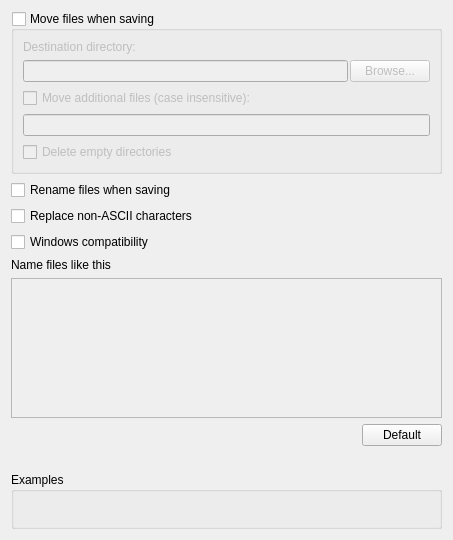
Before: the Qt Designer form ui/options_renaming.ui in metabrainz/picard, drawn with Qt 5.
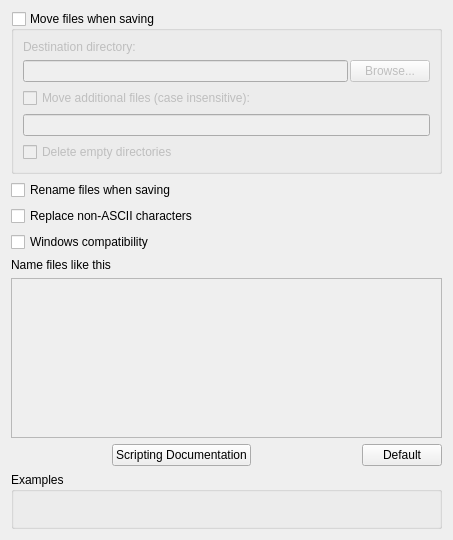
After: the same form once the commit is applied. Custom widgets are drawn as their Qt base class.

Commit message: PICARD-2158: Use Scripting Documentation dialog in renaming options

```diff
--- a/ui/options_renaming.ui
+++ b/ui/options_renaming.ui
@@ -19,7 +19,7 @@
     <verstretch>0</verstretch>
    </sizepolicy>
   </property>
-  <layout class="QVBoxLayout" name="verticalLayout_5" stretch="0,0,0,0,0,0,0,0,0">
+  <layout class="QVBoxLayout" name="verticalLayout_5" stretch="0,0,0,0,0,0,0,0">
    <item>
     <widget class="QGroupBox" name="move_files">
      <property name="title">
@@ -166,6 +166,39 @@
      <property name="spacing">
       <number>2</number>
      </property>
+     <item>
+      <spacer name="horizontalSpacer">
+       <property name="orientation">
+        <enum>Qt::Horizontal</enum>
+       </property>
+       <property name="sizeHint" stdset="0">
+        <size>
+         <width>40</width>
+         <height>20</height>
+        </size>
+       </property>
+      </spacer>
+     </item>
+     <item>
+      <widget class="QPushButton" name="scripting_documentation_button">
+       <property name="text">
+        <string>Scripting Documentation</string>
+       </property>
+      </widget>
+     </item>
+     <item>
+      <spacer name="horizontalSpacer_2">
+       <property name="orientation">
+        <enum>Qt::Horizontal</enum>
+       </property>
+       <property name="sizeHint" stdset="0">
+        <size>
+         <width>40</width>
+         <height>20</height>
+        </size>
+       </property>
+      </spacer>
+     </item>
      <item>
       <widget class="QLabel" name="renaming_error">
        <property name="text">
@@ -197,22 +230,6 @@
      </item>
     </layout>
    </item>
-   <item>
-    <widget class="QLabel" name="file_naming_format_documentation">
-     <property name="text">
-      <string/>
-     </property>
-     <property name="textFormat">
-      <enum>Qt::RichText</enum>
-     </property>
-     <property name="wordWrap">
-      <bool>true</bool>
-     </property>
-     <property name="openExternalLinks">
-      <bool>true</bool>
-     </property>
-    </widget>
-   </item>
    <item>
     <widget class="QGroupBox" name="groupBox">
      <property name="title">
```
The commit also changes 3 other files.
